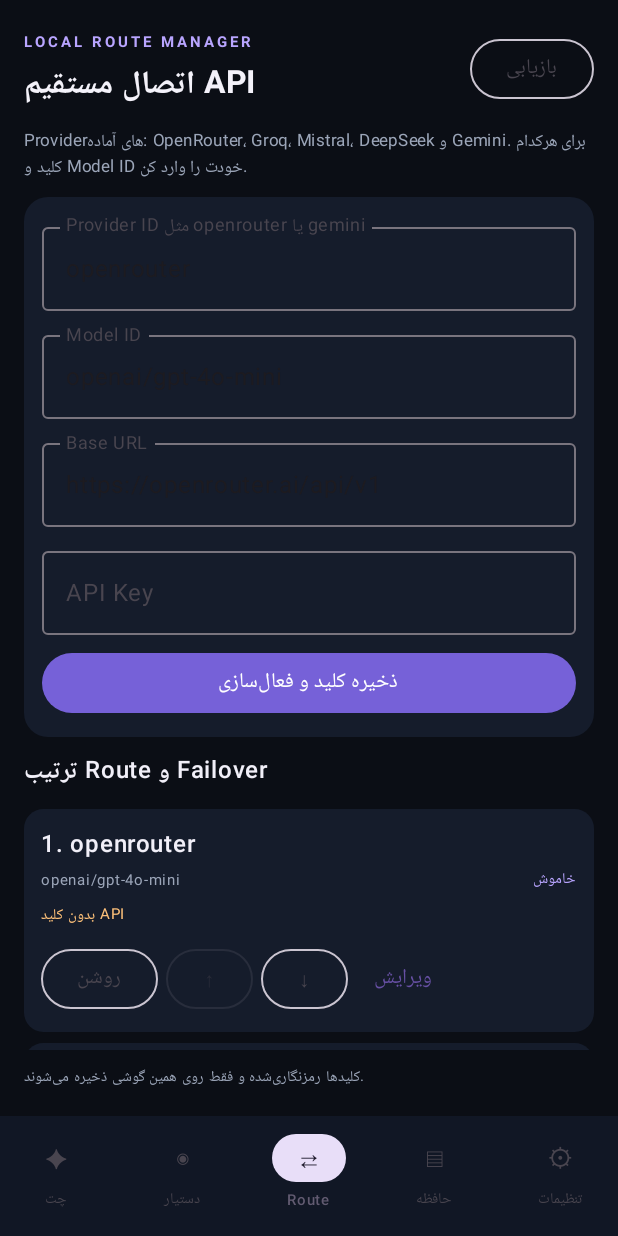
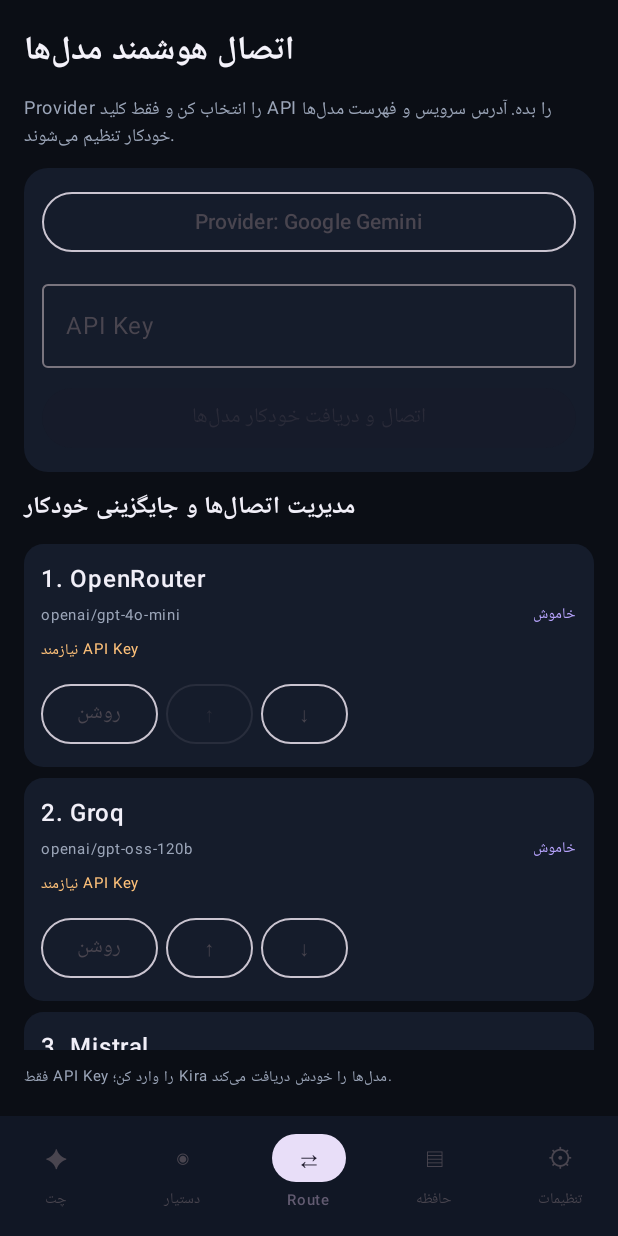
Before and after one commit to alizesta/Kira, an Android app built with Jetpack Compose: the screen it shows after launch (MainActivity), item 3 of the bottom bar chosen, on a phone screen of 412 x 824 dp. Run offline under Robolectric (Android 15) with nearby library versions, the phone set to English and light mode, and no system bars.

Commit message:
Simplify API setup and auto-discover provider models

```diff
--- a/android/app/src/main/java/ai/kira/mobile/KiraRouteScreen.kt
+++ b/android/app/src/main/java/ai/kira/mobile/KiraRouteScreen.kt
@@ -20,6 +20,15 @@ import androidx.compose.ui.unit.dp
 import androidx.compose.ui.unit.sp
 import java.util.concurrent.Executors
 
+private data class ProviderPreset(val id:String,val label:String,val endpoint:String)
+private val providerPresets=listOf(
+    ProviderPreset("gemini","Google Gemini","https://generativelanguage.googleapis.com/v1beta"),
+    ProviderPreset("openrouter","OpenRouter","https://openrouter.ai/api/v1"),
+    ProviderPreset("groq","Groq","https://api.groq.com/openai/v1"),
+    ProviderPreset("mistral","Mistral","https://api.mistral.ai/v1"),
+    ProviderPreset("deepseek","DeepSeek","https://api.deepseek.com")
+)
+
 @Composable
 internal fun KiraRouteScreen() {
     val context=androidx.compose.ui.platform.LocalContext.current
@@ -27,33 +36,66 @@ internal fun KiraRouteScreen() {
     val executor=remember { Executors.newSingleThreadExecutor() }
     val handler=remember { Handler(Looper.getMainLooper()) }
     val routes=remember { mutableStateListOf<LocalProvider>() }
-    var providerId by remember { mutableStateOf("openrouter") }
-    var model by remember { mutableStateOf("openai/gpt-4o-mini") }
-    var baseUrl by remember { mutableStateOf("https://openrouter.ai/api/v1") }
+    val models=remember { mutableStateListOf<String>() }
+    var providerId by remember { mutableStateOf("gemini") }
     var apiKey by remember { mutableStateOf("") }
+    var selectedModel by remember { mutableStateOf("") }
+    var providerMenu by remember { mutableStateOf(false) }
+    var modelMenu by remember { mutableStateOf(false) }
     var busy by remember { mutableStateOf(false) }
-    var status by remember { mutableStateOf("کلیدها رمزنگاری‌شده و فقط روی همین گوشی ذخیره می‌شوند.") }
+    var status by remember { mutableStateOf("فقط API Key را وارد کن؛ Kira مدل‌ها را خودش دریافت می‌کند.") }
+    val selectedProvider=providerPresets.first { it.id==providerId }
 
     DisposableEffect(executor) { onDispose { executor.shutdownNow() } }
     fun refresh() { routes.clear(); routes.addAll(core.providers()) }
     LaunchedEffect(Unit) { refresh() }
+    LaunchedEffect(providerId) {
+        models.clear()
+        models.addAll(core.discoveredModels(providerId))
+        selectedModel=models.firstOrNull().orEmpty()
+    }
 
-    fun save() {
-        if(busy || providerId.isBlank() || model.isBlank() || baseUrl.isBlank()) return
-        if(apiKey.isBlank() && routes.none { it.id==providerId && it.hasKey }) {
-            status="برای Provider جدید باید API Key وارد کنی."
-            return
-        }
-        val id=providerId.trim(); val modelId=model.trim(); val endpoint=baseUrl.trim(); val key=apiKey
-        busy=true; status="در حال ذخیره امن تنظیمات محلی…"
+    fun connect() {
+        if(busy || apiKey.isBlank()) { status="API Key را وارد کن."; return }
+        val id=providerId
+        val key=apiKey.trim()
+        val endpoint=selectedProvider.endpoint
+        busy=true
+        status="در حال اتصال و دریافت خودکار فهرست مدل‌ها…"
         executor.execute {
             try {
-                core.saveProvider(id,modelId,endpoint,key,true)
+                val found=core.discoverModels(id,key)
+                val preferred=when(id) {
+                    "gemini" -> found.firstOrNull { it.contains("flash",true) } ?: found.first()
+                    "deepseek" -> found.firstOrNull { it.contains("chat",true) } ?: found.first()
+                    else -> found.first()
+                }
+                core.saveProvider(id,preferred,endpoint,key,true)
                 val list=core.providers()
-                handler.post { routes.clear(); routes.addAll(list); apiKey=""; status="Provider ذخیره شد. درخواست‌ها مستقیماً از گوشی به API می‌روند."; busy=false }
+                handler.post {
+                    models.clear(); models.addAll(found)
+                    selectedModel=preferred
+                    routes.clear(); routes.addAll(list)
+                    apiKey=""
+                    status="اتصال موفق؛ ${found.size} مدل دریافت شد. مدل پیش‌فرض: $preferred"
+                    busy=false
+                }
             } catch(e:Exception) {
-                handler.post { status=e.message ?: "ذخیره Provider ناموفق بود."; busy=false }
+                handler.post { status=e.message ?: "اتصال ناموفق بود."; busy=false }
             }
+        }
+    }
+
+    fun selectModel(model:String) {
+        selectedModel=model
+        val route=routes.firstOrNull { it.id==providerId } ?: return
+        busy=true
+        executor.execute {
+            try {
+                core.saveProvider(route.id,model,route.baseUrl,"",true)
+                val list=core.providers()
+                handler.post { routes.clear();routes.addAll(list);status="مدل پیش‌فرض به‌روزرسانی شد: $model";busy=false }
+            } catch(e:Exception) { handler.post { status=e.message ?: "ذخیره مدل ناموفق بود.";busy=false } }
         }
     }
     fun change(route:LocalProvider,enabled:Boolean?=null,delta:Int=0) {
@@ -64,39 +106,50 @@ internal fun KiraRouteScreen() {
                 if(enabled!=null) core.setProviderEnabled(route.id,enabled)
                 if(delta!=0) core.moveProvider(route.id,delta)
                 val list=core.providers()
-                handler.post { routes.clear(); routes.addAll(list); status="تنظیمات Route روی همین دستگاه ذخیره شد."; busy=false }
-            } catch(e:Exception) { handler.post { status=e.message ?: "تغییر Route ناموفق بود."; busy=false } }
+                handler.post { routes.clear();routes.addAll(list);status="تنظیمات Route ذخیره شد.";busy=false }
+            } catch(e:Exception) { handler.post { status=e.message ?: "تغییر Route ناموفق بود.";busy=false } }
         }
     }
 
     Column(Modifier.fillMaxSize().background(Color(0xFF0B0E15)).padding(16.dp),verticalArrangement=Arrangement.spacedBy(10.dp)) {
-        Row(Modifier.fillMaxWidth(),verticalAlignment=Alignment.CenterVertically,horizontalArrangement=Arrangement.SpaceBetween) {
-            Column {
-                Text("LOCAL ROUTE MANAGER",color=Color(0xFFB9A5FF),fontSize=10.sp,fontWeight=FontWeight.Bold,letterSpacing=2.sp)
-                Text("اتصال مستقیم API",color=Color(0xFFF4F2FA),fontSize=21.sp,fontWeight=FontWeight.Bold)
-            }
-            OutlinedButton(onClick={refresh()},enabled=!busy) { Text("بازیابی") }
-        }
-        Text("Providerهای آماده: OpenRouter، Groq، Mistral، DeepSeek و Gemini. برای هرکدام کلید و Model ID خودت را وارد کن.",color=Color(0xFF9BA5B8),fontSize=11.sp,lineHeight=17.sp)
+        Text("اتصال هوشمند مدل‌ها",color=Color(0xFFF4F2FA),fontSize=22.sp,fontWeight=FontWeight.Bold)
+        Text("Provider را انتخاب کن و فقط کلید API را بده. آدرس سرویس و فهرست مدل‌ها خودکار تنظیم می‌شوند.",color=Color(0xFF9BA5B8),fontSize=12.sp,lineHeight=18.sp)
         Surface(color=Color(0xFF151C2B),shape=RoundedCornerShape(16.dp),modifier=Modifier.fillMaxWidth()) {
-            Column(Modifier.padding(12.dp),verticalArrangement=Arrangement.spacedBy(8.dp)) {
-                OutlinedTextField(value=providerId,onValueChange={providerId=it},label={Text("Provider ID مثل openrouter یا gemini")},singleLine=true,modifier=Modifier.fillMaxWidth())
-                OutlinedTextField(value=model,onValueChange={model=it},label={Text("Model ID")},singleLine=true,modifier=Modifier.fillMaxWidth())
-                OutlinedTextField(value=baseUrl,onValueChange={baseUrl=it},label={Text("Base URL")},singleLine=true,modifier=Modifier.fillMaxWidth())
+            Column(Modifier.padding(12.dp),verticalArrangement=Arrangement.spacedBy(9.dp)) {
+                Box {
+                    OutlinedButton(onClick={providerMenu=true},modifier=Modifier.fillMaxWidth(),enabled=!busy) { Text("Provider: ${selectedProvider.label}") }
+                    DropdownMenu(expanded=providerMenu,onDismissRequest={providerMenu=false}) {
+                        providerPresets.forEach { preset ->
+                            DropdownMenuItem(text={Text(preset.label)},onClick={providerMenu=false;providerId=preset.id})
+                        }
+                    }
+                }
                 OutlinedTextField(value=apiKey,onValueChange={apiKey=it},label={Text("API Key")},visualTransformation=PasswordVisualTransformation(),singleLine=true,modifier=Modifier.fillMaxWidth())
-                Button(onClick={save()},enabled=!busy && providerId.isNotBlank() && model.isNotBlank() && baseUrl.isNotBlank(),modifier=Modifier.fillMaxWidth(),colors=ButtonDefaults.buttonColors(containerColor=Color(0xFF7661D8))) { Text("ذخیره کلید و فعال‌سازی") }
+                Button(onClick={connect()},enabled=!busy && apiKey.isNotBlank(),modifier=Modifier.fillMaxWidth(),colors=ButtonDefaults.buttonColors(containerColor=Color(0xFF7661D8))) {
+                    Text(if(busy) "در حال اتصال…" else "اتصال و دریافت خودکار مدل‌ها")
+                }
+                if(models.isNotEmpty()) {
+                    Text("مدل پیش‌فرض چت",color=Color(0xFFF1EFF8),fontWeight=FontWeight.SemiBold,fontSize=12.sp)
+                    Box {
+                        OutlinedButton(onClick={modelMenu=true},modifier=Modifier.fillMaxWidth(),enabled=!busy) { Text(selectedModel.ifBlank { "انتخاب مدل" }) }
+                        DropdownMenu(expanded=modelMenu,onDismissRequest={modelMenu=false},modifier=Modifier.heightIn(max=360.dp)) {
+                            models.forEach { modelId -> DropdownMenuItem(text={Text(modelId)},onClick={modelMenu=false;selectModel(modelId)}) }
+                        }
+                    }
+                    Text("${models.size} مدل از Provider دریافت شده است.",color=Color(0xFF8FD6B0),fontSize=10.sp)
+                }
             }
         }
-        Text("ترتیب Route و Failover",color=Color(0xFFF1EFF8),fontWeight=FontWeight.SemiBold)
+        Text("مدیریت اتصال‌ها و جایگزینی خودکار",color=Color(0xFFF1EFF8),fontWeight=FontWeight.SemiBold)
         LazyColumn(Modifier.weight(1f),verticalArrangement=Arrangement.spacedBy(7.dp)) {
             itemsIndexed(routes,key={_,r->r.id}) { index,route ->
                 Surface(color=Color(0xFF151C2B),shape=RoundedCornerShape(13.dp),modifier=Modifier.fillMaxWidth()) {
                     Column(Modifier.padding(11.dp),verticalArrangement=Arrangement.spacedBy(6.dp)) {
                         Row(Modifier.fillMaxWidth(),verticalAlignment=Alignment.CenterVertically,horizontalArrangement=Arrangement.SpaceBetween) {
                             Column(Modifier.weight(1f)) {
-                                Text((index+1).toString()+". "+route.id,color=Color(0xFFF1EFF8),fontWeight=FontWeight.SemiBold)
+                                Text("${index+1}. ${providerPresets.firstOrNull { it.id==route.id }?.label ?: route.id}",color=Color(0xFFF1EFF8),fontWeight=FontWeight.SemiBold)
                                 Text(route.model,color=Color(0xFF9BA5B8),fontSize=10.sp)
-                                Text(if(route.hasKey) "کلید ذخیره‌شده" else "بدون کلید API",color=if(route.hasKey) Color(0xFF8FD6B0) else Color(0xFFFFC27A),fontSize=10.sp)
+                                Text(if(route.hasKey) "کلید ذخیره شده" else "نیازمند API Key",color=if(route.hasKey) Color(0xFF8FD6B0) else Color(0xFFFFC27A),fontSize=10.sp)
                             }
                             Text(if(route.enabled) "فعال" else "خاموش",color=Color(0xFFB9A5FF),fontSize=10.sp)
                         }
@@ -104,7 +157,6 @@ internal fun KiraRouteScreen() {
                             OutlinedButton(onClick={change(route,enabled=!route.enabled)},enabled=!busy) { Text(if(route.enabled) "خاموش" else "روشن") }
                             OutlinedButton(onClick={change(route,delta=-1)},enabled=!busy && index>0) { Text("↑") }
                             OutlinedButton(onClick={change(route,delta=1)},enabled=!busy && index<routes.lastIndex) { Text("↓") }
-                            TextButton(onClick={providerId=route.id;model=route.model;baseUrl=route.baseUrl;apiKey=""},enabled=!busy) { Text("ویرایش") }
                         }
                     }
                 }
```
